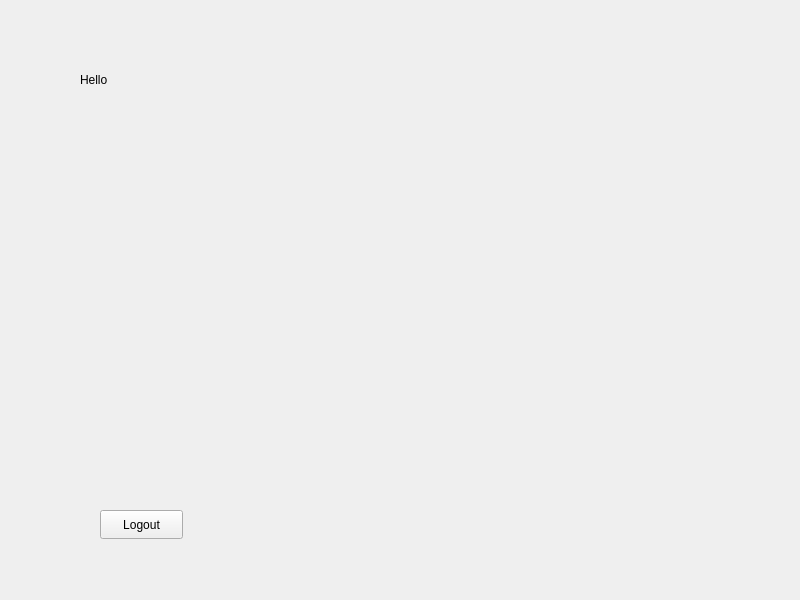
Qt form cinema/welcome.ui (ArithAmer/CinemaRegister) before a commit.
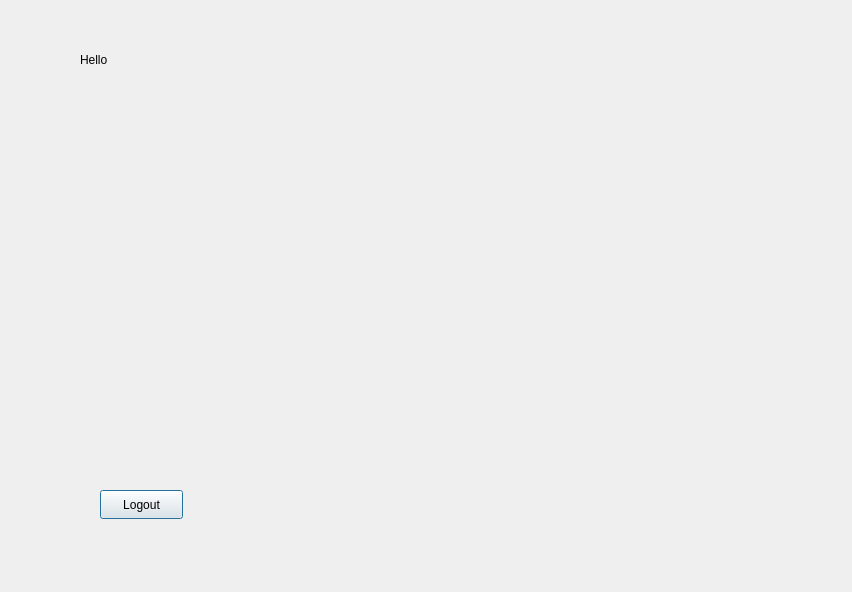
The same form after that commit. Icons and pictures are not drawn.

```diff
--- a/cinema/welcome.ui
+++ b/cinema/welcome.ui
@@ -1,13 +1,13 @@
 <?xml version="1.0" encoding="UTF-8"?>
 <ui version="4.0">
  <class>Welcome</class>
- <widget class="QWidget" name="Welcome">
+ <widget class="QDialog" name="Welcome">
   <property name="geometry">
    <rect>
     <x>0</x>
     <y>0</y>
-    <width>800</width>
-    <height>600</height>
+    <width>852</width>
+    <height>592</height>
    </rect>
   </property>
   <property name="windowTitle">
@@ -17,7 +17,7 @@
    <property name="geometry">
     <rect>
      <x>80</x>
-     <y>70</y>
+     <y>50</y>
      <width>291</width>
      <height>20</height>
     </rect>
@@ -30,7 +30,7 @@
    <property name="geometry">
     <rect>
      <x>100</x>
-     <y>510</y>
+     <y>490</y>
      <width>83</width>
      <height>29</height>
     </rect>
@@ -43,7 +43,7 @@
    <property name="geometry">
     <rect>
      <x>180</x>
-     <y>130</y>
+     <y>110</y>
      <width>441</width>
      <height>341</height>
     </rect>
```
Left out of the diff: 4 changed lines with no effect on the pictures.
